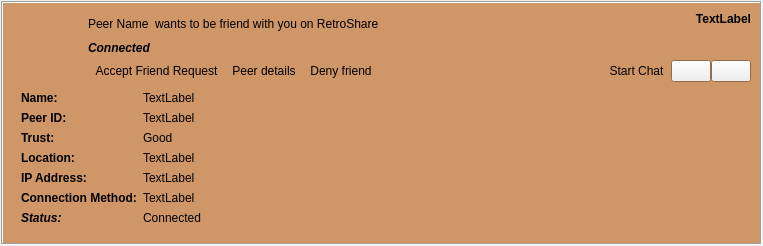
This is retroshare-gui/src/gui/feeds/SecurityItem.ui in RetroShare/RetroShare as Qt 5 draws it before an edit. The edited form follows.
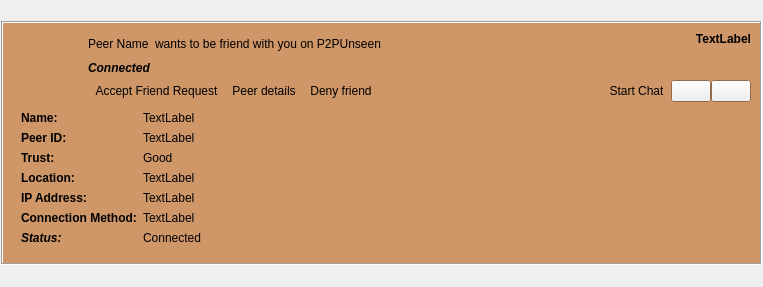
This is the edited form. Icons and pictures are not drawn. Custom widgets are drawn as their Qt base class.

Commit message: replace P2PUnseen text in .ui file

The edit to the form file:
```diff
--- a/retroshare-gui/src/gui/feeds/SecurityItem.ui
+++ b/retroshare-gui/src/gui/feeds/SecurityItem.ui
@@ -7,7 +7,7 @@
     <x>0</x>
     <y>0</y>
     <width>763</width>
-    <height>241</height>
+    <height>287</height>
    </rect>
   </property>
   <layout class="QGridLayout">
@@ -177,7 +177,7 @@
               </sizepolicy>
              </property>
              <property name="text">
-              <string>wants to be friend with you on RetroShare</string>
+              <string>wants to be friend with you on P2PUnseen</string>
              </property>
              <property name="alignment">
               <set>Qt::AlignLeading|Qt::AlignLeft|Qt::AlignVCenter</set>
```
Left out of the diff: 26 changed lines with no effect on the pictures. The commit also changes 33 other files.
